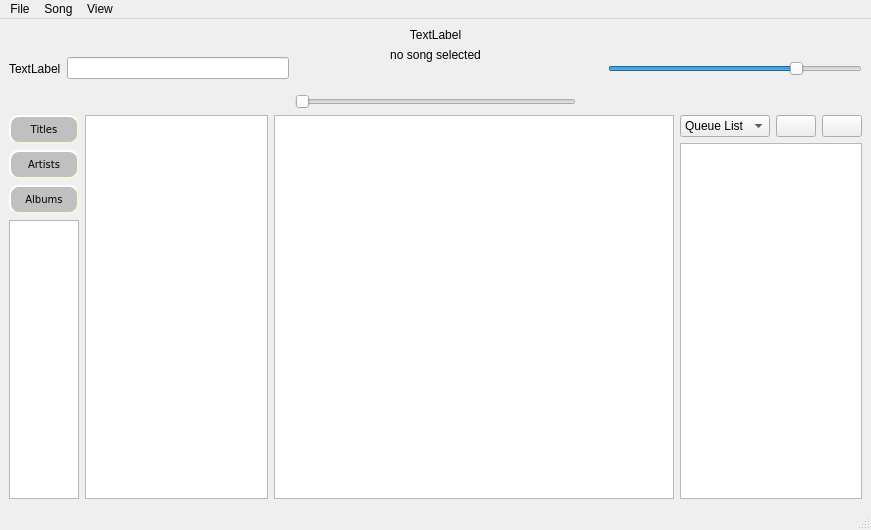
First picture: the form in CODE/soundpp/soundpp-prototype/mainwindow.ui, repository b1t00/soundpp, before the edit.
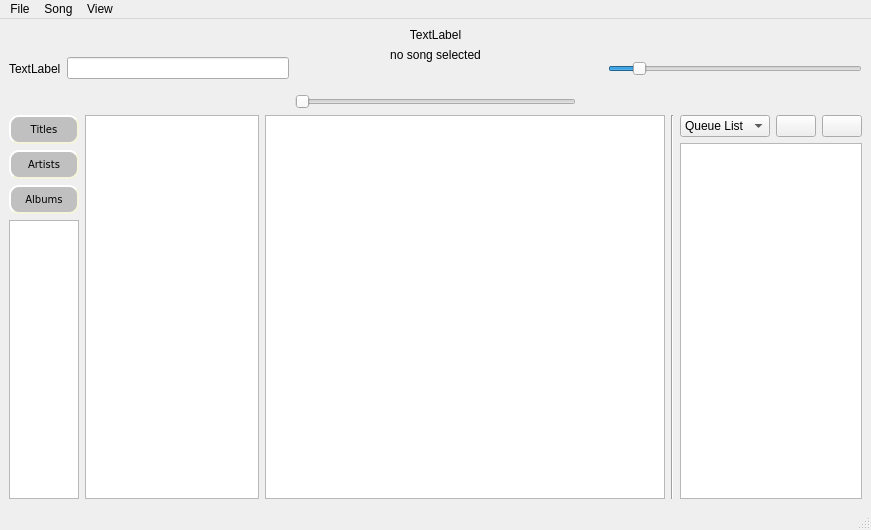
Second picture: the form after the edit. Icons and pictures are not drawn.

Commit message: started queue context menu

```diff
--- a/CODE/soundpp/soundpp-prototype/mainwindow.ui
+++ b/CODE/soundpp/soundpp-prototype/mainwindow.ui
@@ -171,7 +171,7 @@
            </size>
           </property>
           <property name="value">
-           <number>75</number>
+           <number>10</number>
           </property>
           <property name="orientation">
            <enum>Qt::Horizontal</enum>
@@ -377,6 +377,13 @@
           </attribute>
          </widget>
         </item>
+        <item>
+         <widget class="Line" name="line">
+          <property name="orientation">
+           <enum>Qt::Vertical</enum>
+          </property>
+         </widget>
+        </item>
         <item>
          <layout class="QVBoxLayout" name="verticalLayout_4">
           <item>
```
Left out of the diff: 6 changed lines with no effect on the pictures. The commit also changes 2 other files.
